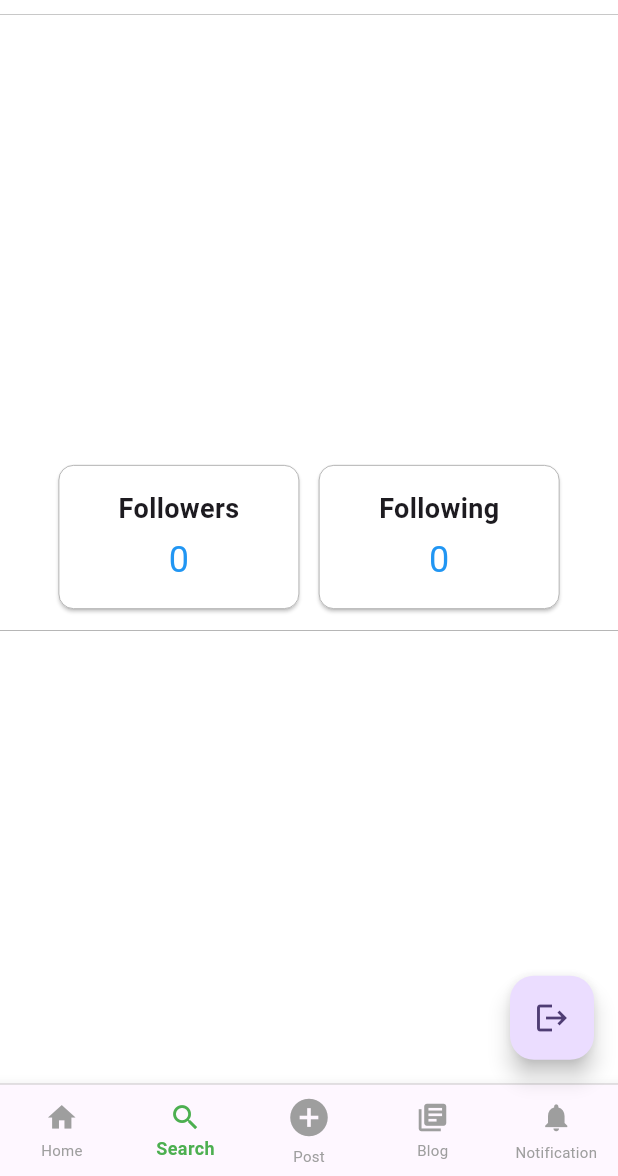
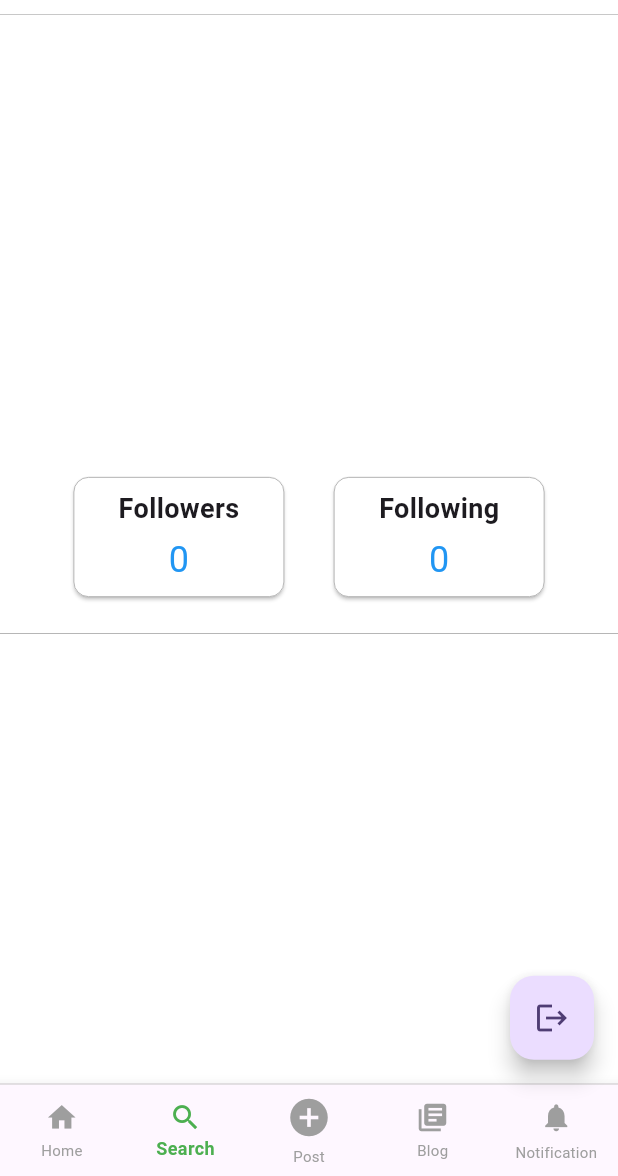
Before and after one commit to ShubhamG2004/AgroNex, a Flutter app: the screen it shows once a user with an empty profile is signed in, swiped to page 2, on a phone screen of 412 x 824 dp, the part 60-1236 px from its top. Run offline on Flutter 3.47's test engine with Material 3 defaults, Android fonts, the phone set to English and light mode, and no system bars; our stand-ins replace cloud_firestore, firebase_auth, firebase_core, firebase_storage, get, google_sign_in and 1 more; accounts and stored records are empty; network calls fail.

Commit message:
modified:   lib/Connections/ConnectionsPage.dart

```diff
--- a/lib/Connections/ConnectionsPage.dart
+++ b/lib/Connections/ConnectionsPage.dart
@@ -249,11 +249,17 @@
                 child: Row(
                   children: [
                     Expanded(
-                      child: _buildStatCard('Followers', followersCount, isNavigable: true, followers: followers),
+                      child: Padding(
+                        padding: const EdgeInsets.fromLTRB(10.0, 10.0, 10.0, 10.0), // Decrease the padding here
+                        child: _buildStatCard('Followers', followersCount, isNavigable: true, followers: followers),
+                      ),
                     ),
                     SizedBox(width: 5), // Space between the cards
                     Expanded(
-                      child: _buildStatCard('Following', followingCount, isNavigable: true, following: followingUsers),
+                      child: Padding(
+                        padding: const EdgeInsets.fromLTRB(10.0, 10.0, 10.0, 10.0), // Decrease the padding here
+                        child: _buildStatCard('Following', followingCount, isNavigable: true, following: followingUsers),
+                      ),
                     ),
                   ],
                 ),
@@ -354,14 +360,9 @@
                   padding: const EdgeInsets.all(8.0),
                   child: Column(
                     children: [
-                      Container(
-                        color: Colors.grey,
-                        height: 0.5, // Border above the user profile cards
-                        width: double.infinity,
-                      ),
                       SizedBox(height: 8), // Space between the border and user profile cards
                       Row(
-                        mainAxisAlignment: MainAxisAlignment.center,
+                        mainAxisAlignment: MainAxisAlignment.start,
                         children: [
                           Text(
                             'Users You might Be Follow',
@@ -471,7 +472,7 @@
           }
         },
         child: Container(
-          padding: EdgeInsets.all(16.0),
+          padding: EdgeInsets.all(8.0),
           child: Column(
             mainAxisAlignment: MainAxisAlignment.center,
             children: [
```
